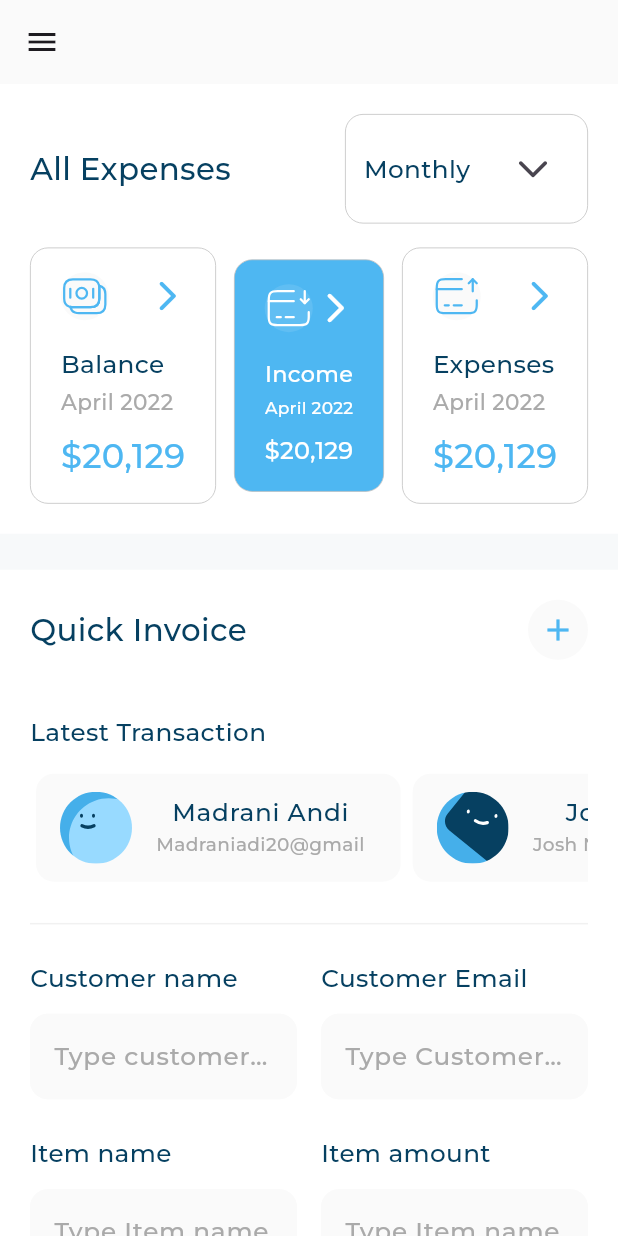
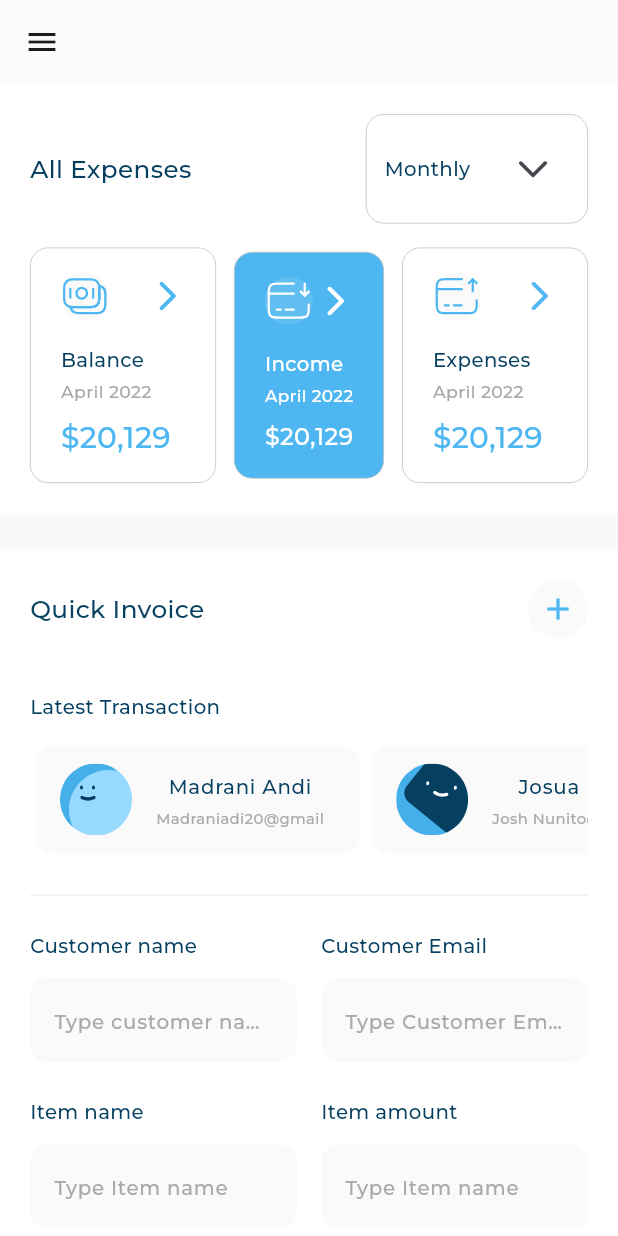
Before and after one commit to osama-sherif/responsive_dashboard, a Flutter app: the screen it shows after launch, after a tap on "Income", on a phone screen of 412 x 824 dp. Run offline on Flutter 3.47's test engine with Material 3 defaults, Android fonts, the phone set to English and light mode, and no system bars; our stand-ins replace expandable_page_view, fl_chart, flutter_svg; project files that could hold a hidden picture were left out.

Commit message:
responsive desktop layout done

```diff
--- a/lib/utils/app_styles.dart
+++ b/lib/utils/app_styles.dart
@@ -1,3 +1,4 @@
+import 'package:adaptive_dashboard/utils/size_config.dart';
 import 'package:flutter/material.dart';
 
 abstract class AppStyles {
@@ -95,9 +96,7 @@ abstract class AppStyles {
 // Scale factor
 double getResponsiveFontSize(BuildContext context, {required double fontSize}) {
   double scaleFactor = getScaleFactor(context);
-
   double responsiveText = scaleFactor * fontSize;
-
   double lowerLimit = fontSize * .8;
   double upperLimit = fontSize * 1.2;
 
@@ -106,11 +105,11 @@ double getResponsiveFontSize(BuildContext context, {required double fontSize}) {
 
 double getScaleFactor(BuildContext context) {
   double width = MediaQuery.sizeOf(context).width;
-  if (width < 600) {
-    return width / 400;
-  } else if (width < 900) {
-    return width / 700;
+  if (width < SizeConfig.tablet) {
+    return width / 500;
+  } else if (width < SizeConfig.desktop) {
+    return width / 1000;
   } else {
-    return width / 1000;
+    return width / 1350;
   }
 }
--- /dev/null
+++ b/lib/utils/size_config.dart
@@ -0,0 +1,13 @@
+import 'package:flutter/material.dart';
+
+class SizeConfig {
+  static const double desktop = 1200;
+  static const double tablet = 800;
+
+  static late double width, height;
+
+  void init(BuildContext context) {
+    width = MediaQuery.of(context).size.width;
+    height = MediaQuery.of(context).size.height;
+  }
+}
--- a/lib/views/dashboard_view.dart
+++ b/lib/views/dashboard_view.dart
@@ -1,3 +1,4 @@
+import 'package:adaptive_dashboard/utils/size_config.dart';
 import 'package:adaptive_dashboard/views/widgets/adaptive_layout_widget.dart';
 import 'package:adaptive_dashboard/views/widgets/custom_drawer.dart';
 import 'package:adaptive_dashboard/views/widgets/dashboard_desktop_layout.dart';
@@ -17,9 +18,10 @@ class _DashboardViewState extends State<DashboardView> {
 
   @override
   Widget build(BuildContext context) {
+    SizeConfig().init(context);
     return Scaffold(
       key: scaffoldKey,
-      appBar: MediaQuery.of(context).size.width < 800
+      appBar: MediaQuery.of(context).size.width < SizeConfig.tablet
           ? AppBar(
               backgroundColor: Color(0xFFFAFAFA),
               leading: IconButton(
@@ -30,7 +32,7 @@ class _DashboardViewState extends State<DashboardView> {
               ),
             )
           : null,
-      drawer: MediaQuery.of(context).size.width < 800
+      drawer: MediaQuery.of(context).size.width < SizeConfig.tablet
           ? CustomDrawerSection()
           : null,
       backgroundColor: const Color(0xFFF7F9FA),
--- a/lib/views/widgets/active_and_inactive_item.dart
+++ b/lib/views/widgets/active_and_inactive_item.dart
@@ -12,11 +12,7 @@ class InActiveDrawerItem extends StatelessWidget {
   Widget build(BuildContext context) {
     return ListTile(
       leading: SvgPicture.asset(itemModel.image),
-      title: FittedBox(
-        alignment: Alignment.centerLeft,
-        fit: BoxFit.scaleDown,
-        child: Text(itemModel.title, style: AppStyles.styleRegular16(context)),
-      ),
+      title: Text(itemModel.title, style: AppStyles.styleRegular16(context)),
     );
   }
 }
@@ -30,11 +26,7 @@ class ActiveDrawerItem extends StatelessWidget {
   Widget build(BuildContext context) {
     return ListTile(
       leading: SvgPicture.asset(itemModel.image),
-      title: FittedBox(
-        alignment: Alignment.centerLeft,
-        fit: BoxFit.scaleDown,
-        child: Text(itemModel.title, style: AppStyles.styleBold16(context)),
-      ),
+      title: Text(itemModel.title, style: AppStyles.styleBold16(context)),
       trailing: Container(width: 3.27, color: Color(0xFF4EB7F2)),
     );
   }
--- a/lib/views/widgets/adaptive_layout_widget.dart
+++ b/lib/views/widgets/adaptive_layout_widget.dart
@@ -1,3 +1,4 @@
+import 'package:adaptive_dashboard/utils/size_config.dart';
 import 'package:flutter/material.dart';
 
 class AdaptiveLayoutBuilder extends StatelessWidget {
@@ -12,9 +13,9 @@ class AdaptiveLayoutBuilder extends StatelessWidget {
   Widget build(BuildContext context) {
     return LayoutBuilder(
       builder: (context, constrains) {
-        if (constrains.maxWidth < 800) {
+        if (constrains.maxWidth < SizeConfig.tablet) {
           return mobileLayout(context);
-        } else if (constrains.maxWidth < 1200) {
+        } else if (constrains.maxWidth < SizeConfig.desktop) {
           return tabletLayout(context);
         } else {
           return desktopLayout(context);
--- a/lib/views/widgets/income_info.dart
+++ b/lib/views/widgets/income_info.dart
@@ -11,7 +11,7 @@ class IncomeInfoListView extends StatelessWidget {
       color: Color(0xFF208CC8),
     ),
     IncomeInfoItemModel(
-      title: 'Design product ',
+      title: 'Design product',
       percent: '25%',
       color: Color(0xFF4EB7F2),
     ),
@@ -28,12 +28,15 @@ class IncomeInfoListView extends StatelessWidget {
   ];
   @override
   Widget build(BuildContext context) {
-    return ListView.builder(
-      shrinkWrap: true,
-      itemCount: items.length,
-      itemBuilder: (context, index) {
-        return IncomeInfoItem(infoItemModel: items[index]);
-      },
+    return Column(
+      children: items
+          .map(
+            (e) => Padding(
+              padding: const EdgeInsets.only(bottom: 8.0),
+              child: IncomeInfoItem(infoItemModel: e),
+            ),
+          )
+          .toList(),
     );
   }
 }
@@ -43,7 +46,28 @@ class IncomeInfoItem extends StatelessWidget {
   final IncomeInfoItemModel infoItemModel;
   @override
   Widget build(BuildContext context) {
-    return ListTile(
+    return
+    //FittedBox(
+    //   fit: BoxFit.scaleDown,
+    //   child: Row(
+    //     mainAxisAlignment: MainAxisAlignment.start,
+    //     children: [
+    //       Container(
+    //         width: 12,
+    //         height: 12,
+    //         decoration: ShapeDecoration(
+    //           shape: OvalBorder(),
+    //           color: infoItemModel.color,
+    //         ),
+    //       ),
+    //       const SizedBox(width: 12),
+    //       Text(infoItemModel.title, style: AppStyles.styleRegular16(context)),
+    //       const SizedBox(width: 24),
+    //       Text(infoItemModel.percent, style: AppStyles.styleMedium16(context)),
+    //     ],
+    //   ),
+    // );
+    ListTile(
       leading: Container(
         width: 12,
         height: 12,
@@ -53,6 +77,7 @@ class IncomeInfoItem extends StatelessWidget {
         ),
       ),
       title: FittedBox(
+        alignment: Alignment.centerLeft,
         fit: BoxFit.scaleDown,
         child: Text(
           infoItemModel.title,
--- a/lib/views/widgets/income_section.dart
+++ b/lib/views/widgets/income_section.dart
@@ -1,7 +1,6 @@
 import 'package:adaptive_dashboard/views/widgets/all_expenses_header.dart';
 import 'package:adaptive_dashboard/views/widgets/custom_container.dart';
-import 'package:adaptive_dashboard/views/widgets/income_chart.dart';
-import 'package:adaptive_dashboard/views/widgets/income_info.dart';
+import 'package:adaptive_dashboard/views/widgets/income_section_body.dart';
 
 import 'package:flutter/material.dart';
 
@@ -14,13 +13,7 @@ class IncomeSection extends StatelessWidget {
       child: Column(
         children: [
           CustomHeaderWithRangeOption(title: 'Income'),
-          Row(
-            crossAxisAlignment: CrossAxisAlignment.center,
-            children: [
-              Expanded(child: IncomeChart()),
-              Expanded(flex: 2, child: IncomeInfoListView()),
-            ],
-          ),
+          IncomeSectionBody(),
         ],
       ),
     );
--- /dev/null
+++ b/lib/views/widgets/income_section_body.dart
@@ -0,0 +1,24 @@
+import 'package:adaptive_dashboard/utils/size_config.dart';
+import 'package:adaptive_dashboard/views/widgets/detailed_income_chart.dart';
+import 'package:adaptive_dashboard/views/widgets/income_chart.dart';
+import 'package:adaptive_dashboard/views/widgets/income_info.dart';
+import 'package:flutter/material.dart';
+
+class IncomeSectionBody extends StatelessWidget {
+  const IncomeSectionBody({super.key});
+
+  @override
+  Widget build(BuildContext context) {
+    double width = MediaQuery.sizeOf(context).width;
+    return width > SizeConfig.desktop && width < 1750
+        ? DetailedIncomeChart()
+        : Row(
+            crossAxisAlignment: CrossAxisAlignment.center,
+            children: [
+              Expanded(child: IncomeChart()),
+              SizedBox(width: 24),
+              Expanded(flex: 2, child: IncomeInfoListView()),
+            ],
+          );
+  }
+}
--- a/lib/views/widgets/mobile_layout.dart
+++ b/lib/views/widgets/mobile_layout.dart
@@ -1,5 +1,5 @@
 import 'package:adaptive_dashboard/views/widgets/all_expenses_and_quick_invoice_section.dart';
-import 'package:adaptive_dashboard/views/widgets/dashboard_desktop_layout.dart';
+import 'package:adaptive_dashboard/views/widgets/my_card_and_income_section.dart';
 import 'package:flutter/material.dart';
 
 class MobileLayout extends StatelessWidget {
--- a/lib/views/widgets/my_card.dart
+++ b/lib/views/widgets/my_card.dart
@@ -23,26 +23,17 @@ class MyCard extends StatelessWidget {
           children: [
             ListTile(
               contentPadding: EdgeInsets.only(left: 31, right: 40, top: 16),
-              title: FittedBox(
-                alignment: Alignment.centerLeft,
-                fit: BoxFit.scaleDown,
-                child: Text(
+              title: Text(
                 'Name card',
                 style: AppStyles.styleRegular16(
                   context,
                 ).copyWith(color: Colors.white),
               ),
-              ),
-              subtitle: FittedBox(
-                alignment: Alignment.centerLeft,
-
-                fit: BoxFit.scaleDown,
-                child: Text(
+              subtitle: Text(
                 'Syah Bandi',
                 style: AppStyles.styleMedium20(
                   context,
                 ).copyWith(color: Colors.white),
-                ),
               ),
               trailing: SvgPicture.asset(Assets.imagesGallery),
             ),
@@ -52,28 +43,22 @@ class MyCard extends StatelessWidget {
               child: Column(
                 crossAxisAlignment: CrossAxisAlignment.end,
                 children: [
-                  FittedBox(
-                    fit: BoxFit.scaleDown,
-                    child: Text(
+                  Text(
                     '0918 8124 0042 8129',
                     style: AppStyles.styleSemiBold24(
                       context,
                     ).copyWith(color: Colors.white),
                   ),
-                  ),
-                  FittedBox(
-                    fit: BoxFit.scaleDown,
-                    child: Text(
+                  Text(
                     '12/20 - 124',
                     style: AppStyles.styleRegular16(
                       context,
                     ).copyWith(color: Colors.white),
                   ),
-                  ),
                 ],
               ),
             ),
-            SizedBox(height: 27),
+            Flexible(child: SizedBox(height: 27)),
           ],
         ),
       ),
--- /dev/null
+++ b/lib/views/widgets/my_card_and_income_section.dart
@@ -0,0 +1,19 @@
+import 'package:adaptive_dashboard/views/widgets/income_section.dart';
+import 'package:adaptive_dashboard/views/widgets/my_cards_and_transaction_history_section.dart';
+import 'package:flutter/material.dart';
+
+class MyCardAndIncomeSection extends StatelessWidget {
+  const MyCardAndIncomeSection({super.key});
+
+  @override
+  Widget build(BuildContext context) {
+    return Column(
+      children: [
+        SizedBox(height: 40),
+        MyCardsAndTransactionHistorySection(),
+        SizedBox(height: 24),
+        IncomeSection(),
+      ],
+    );
+  }
+}
--- a/lib/views/widgets/transaction_history_list_view.dart
+++ b/lib/views/widgets/transaction_history_list_view.dart
@@ -26,13 +26,8 @@ class TransactionHistoryListView extends StatelessWidget {
   ];
   @override
   Widget build(BuildContext context) {
-    return ListView.builder(
-      physics: NeverScrollableScrollPhysics(),
-      shrinkWrap: true,
-      itemCount: items.length,
-      itemBuilder: (context, index) {
-        return TransactionHistoryItem(item: items[index]);
-      },
+    return Column(
+      children: items.map((e) => TransactionHistoryItem(item: e)).toList(),
     );
   }
 }
```
Also changed, not shown: lib/views/widgets/dashboard_desktop_layout.dart (+17 -21 lines), lib/views/widgets/detailed_income_chart.dart (added, +75 -0 lines). Lines whose indentation alone changed are shown as unchanged.
